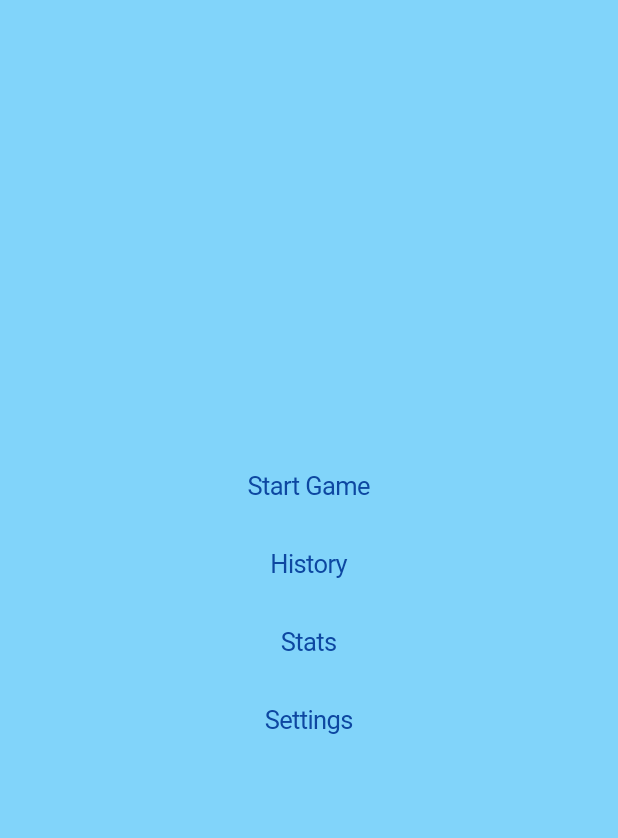
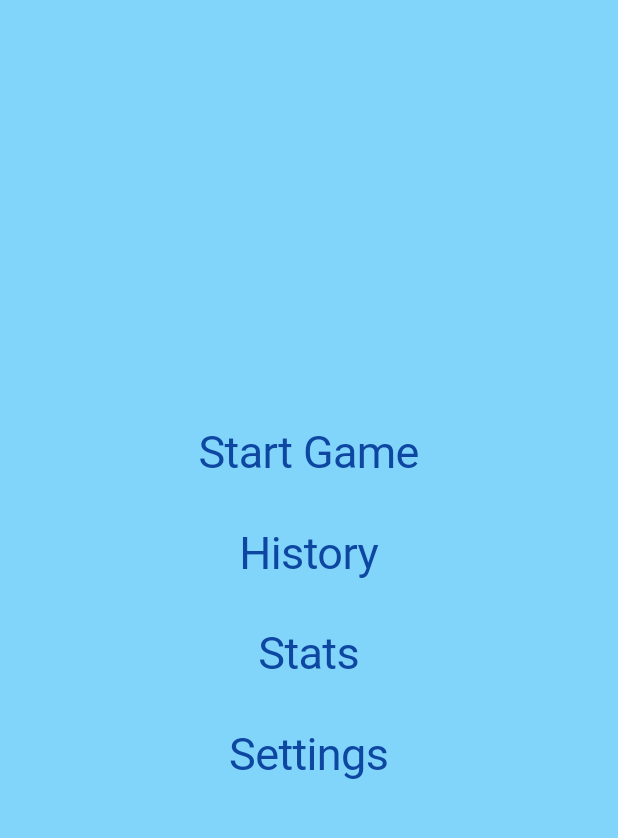
Before and after one commit to alexwongapps/coryat, a Flutter app: the screen it shows after launch, on a phone screen of 412 x 824 dp, the part 48-886 px from its top. Run offline on Flutter 3.47's test engine with Material 2 defaults, Android fonts, the phone set to English and light mode, and no system bars; our stand-ins replace cloud_firestore, firebase_auth, firebase_core, sqflite; missing offline and left inert: firebase_auth_ui; accounts and stored records are empty.

Commit message:
more font stuff

```diff
--- a/lib/constants/coryatelement.dart
+++ b/lib/constants/coryatelement.dart
@@ -1,4 +1,4 @@
-import 'package:coryat/constants/fontsize.dart';
+import 'package:coryat/constants/font.dart';
 import 'package:flutter/cupertino.dart';
 
 class CoryatElement {
@@ -13,4 +13,14 @@ class CoryatElement {
       border: null,
     );
   }
+
+  static cupertinoButton(String text, Function onPressed,
+      {double size = Font.size_regular_button}) {
+    return CupertinoButton(
+        child: Text(
+          text,
+          style: TextStyle(fontSize: size),
+        ),
+        onPressed: onPressed);
+  }
 }
--- /dev/null
+++ b/lib/constants/font.dart
@@ -0,0 +1,10 @@
+class Font {
+  static const String family = "Lato";
+  static const double size_default = 20;
+  static const double size_small_button = 12;
+  static const double size_regular_button = size_default;
+  static const double size_large_button = 30;
+  static const double size_small_text = 12;
+  static const double size_regular_text = size_default;
+  static const double size_large_text = 30;
+}
--- a/lib/constants/fontsize.dart
+++ /dev/null
@@ -1,4 +0,0 @@
-class Font {
-  static const String family = "Lato";
-  static const double size_regular = 18;
-}
--- a/lib/main.dart
+++ b/lib/main.dart
@@ -2,11 +2,14 @@ import 'package:coryat/data/sqlitepersistence.dart';
 import 'package:coryat/screens/homescreen.dart';
 import 'package:flutter/cupertino.dart';
 import 'package:flutter/material.dart';
+import 'package:flutter/services.dart';
 
-import 'constants/fontsize.dart';
+import 'constants/font.dart';
 
 void main() async {
   WidgetsFlutterBinding.ensureInitialized();
+  SystemChrome.setPreferredOrientations(
+      [DeviceOrientation.portraitUp, DeviceOrientation.portraitDown]);
   await SqlitePersistence.init();
   runApp(MyApp());
 }
@@ -18,10 +21,11 @@ class MyApp extends StatelessWidget {
     return CupertinoApp(
       title: 'Coryat',
       theme: CupertinoThemeData(
+        brightness: Brightness.light,
         textTheme: CupertinoTextThemeData(
             textStyle: TextStyle(
                 fontFamily: Font.family,
-                fontSize: 18,
+                fontSize: Font.size_default,
                 color: CupertinoColors.black)),
         barBackgroundColor: Colors.lightBlue[200],
         scaffoldBackgroundColor: Colors.lightBlue[200],
--- a/lib/screens/historyscreens/historyscreen.dart
+++ b/lib/screens/historyscreens/historyscreen.dart
@@ -1,5 +1,5 @@
 import 'package:coryat/constants/coryatelement.dart';
-import 'package:coryat/constants/fontsize.dart';
+import 'package:coryat/constants/font.dart';
 import 'package:coryat/data/firebase.dart';
 import 'package:coryat/data/jarchive.dart';
 import 'package:coryat/data/sqlitepersistence.dart';
--- a/lib/screens/homescreen.dart
+++ b/lib/screens/homescreen.dart
@@ -1,5 +1,5 @@
 import 'package:coryat/constants/coryatelement.dart';
-import 'package:coryat/constants/fontsize.dart';
+import 'package:coryat/constants/font.dart';
 import 'package:coryat/screens/gamescreens/datescreen.dart';
 import 'package:coryat/screens/historyscreens/historyscreen.dart';
 import 'package:coryat/screens/leaderboardscreens/leaderboardscreen.dart';
@@ -33,39 +33,43 @@ class _HomeScreenState extends State<HomeScreen> {
         child: Column(
           mainAxisSize: MainAxisSize.min,
           children: [
-            CupertinoButton(
-              child: Text("Start Game"),
-              onPressed: () {
+            CoryatElement.cupertinoButton(
+              "Start Game",
+              () {
                 Navigator.of(context).push(
                   CupertinoPageRoute(builder: (context) {
                     return DateScreen();
                   }),
                 );
               },
+              size: Font.size_large_button,
             ),
-            CupertinoButton(
-              child: Text("History"),
-              onPressed: () {
+            CoryatElement.cupertinoButton(
+              "History",
+              () {
                 Navigator.of(context).push(
                   CupertinoPageRoute(builder: (context) {
                     return HistoryScreen();
                   }),
                 );
               },
+              size: Font.size_large_button,
             ),
-            CupertinoButton(
-              child: Text("Stats"),
-              onPressed: () {
+            CoryatElement.cupertinoButton(
+              "Stats",
+              () {
                 Navigator.of(context).push(
                   CupertinoPageRoute(builder: (context) {
                     return StatsScreen();
                   }),
                 );
               },
+              size: Font.size_large_button,
             ),
-            CupertinoButton(
-              child: Text("Settings"),
-              onPressed: () {},
+            CoryatElement.cupertinoButton(
+              "Settings",
+              () {},
+              size: Font.size_large_button,
             ),
           ],
         ),
--- a/lib/screens/leaderboardscreens/leaderboardscreen.dart
+++ b/lib/screens/leaderboardscreens/leaderboardscreen.dart
@@ -35,9 +35,9 @@ class _LeaderboardScreenState extends State<LeaderboardScreen> {
         child: Column(
           mainAxisSize: MainAxisSize.min,
           children: [
-            CupertinoButton(
-              child: _isLoggedIn() ? Text("Log Out") : Text("Log In"),
-              onPressed: () {
+            CoryatElement.cupertinoButton(
+              _isLoggedIn() ? "Log Out" : "Log In",
+              () {
                 _isLoggedIn() ? logOut() : logIn();
               },
             )
```
Also changed, not shown: lib/screens/gamescreens/automaticgamescreen.dart (deleted, +0 -118 lines), lib/screens/gamescreens/datescreen.dart (+15 -13 lines), lib/screens/gamescreens/manualgamescreen.dart (+34 -32 lines), 2 other files.
